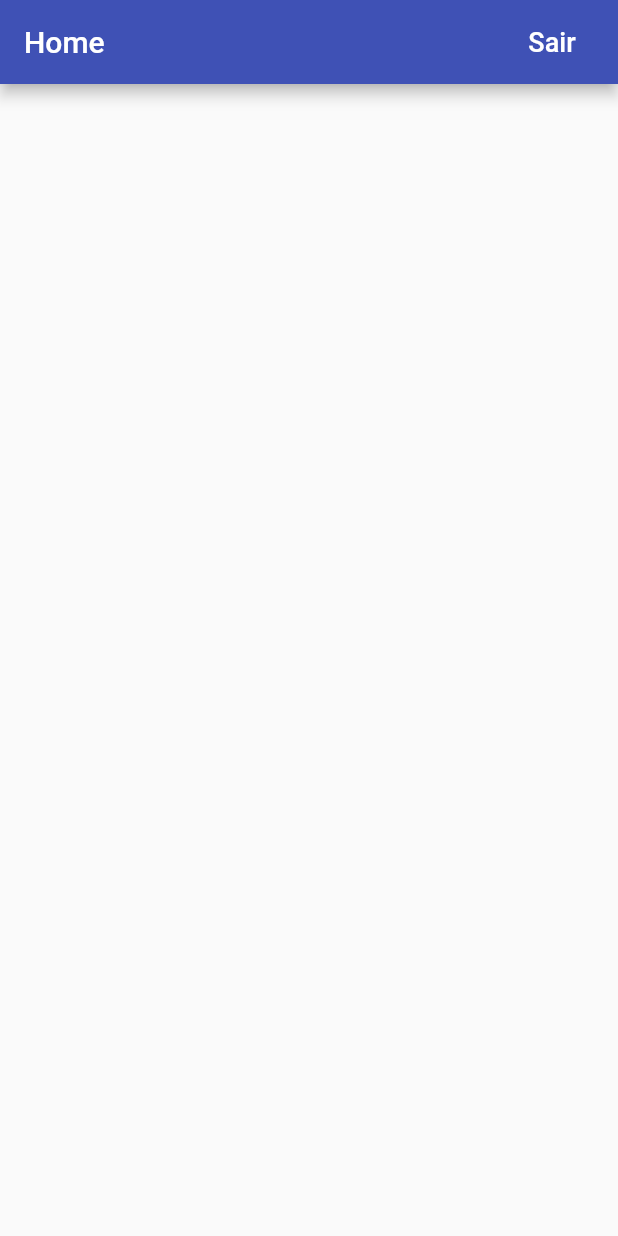
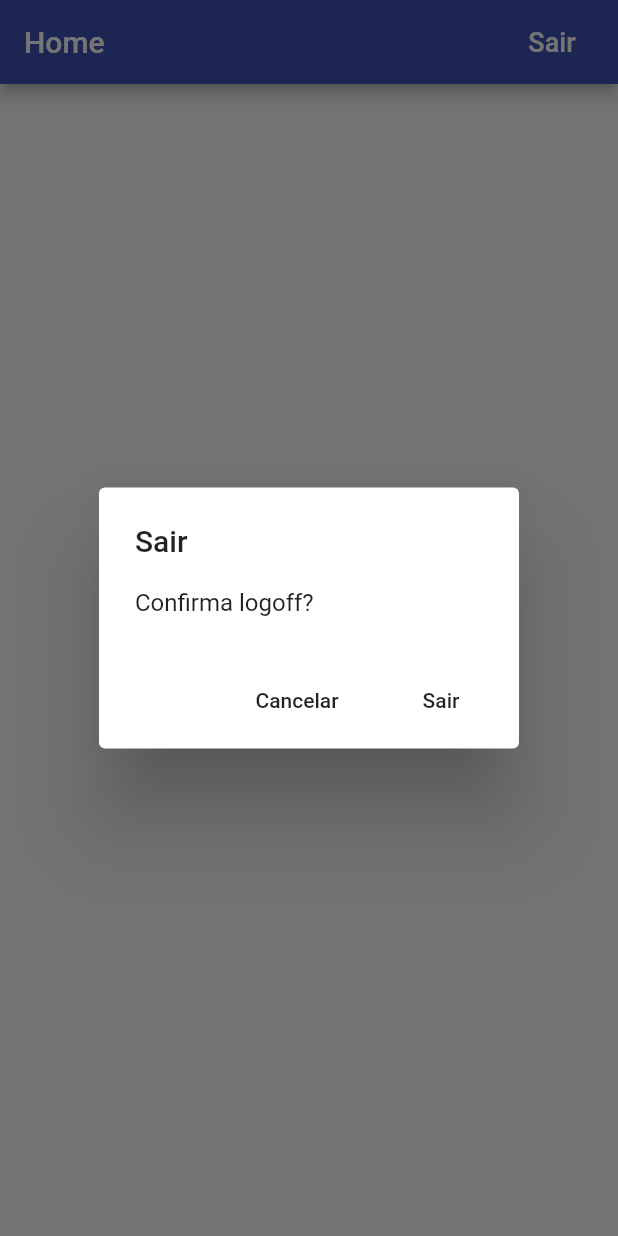
Before and after one commit to njamhour/Linkatech-TCC, a Flutter app: the screen it shows once a user with an empty profile is signed in, after a tap on "Sair", on a phone screen of 412 x 824 dp. Run offline on Flutter 3.47's test engine with Material 2 defaults, Android fonts, the phone set to English and light mode, and no system bars; our stand-ins replace firebase_auth, google_sign_in, sqflite; missing offline and left inert: flutter_facebook_login; accounts and stored records are empty.

Commit message:
Alertas e validacoes

```diff
--- a/LinkaTech-Flutter-Firebase/linkatech_ff/lib/app/home_page.dart
+++ b/LinkaTech-Flutter-Firebase/linkatech_ff/lib/app/home_page.dart
@@ -1,5 +1,6 @@
 // import 'package:firebase_auth/firebase_auth.dart';
 import 'package:flutter/material.dart';
+import 'package:linkatech_ff/common_widgets/platform_alert_dialog.dart';
 import 'package:linkatech_ff/services/auth.dart';
 
 class HomePage extends StatelessWidget {
@@ -21,6 +22,18 @@
     }
   }
 
+  Future<void> _confirmSignOut(BuildContext context) async {
+    final didRequestSignOut = await PlatformAlertDialog(
+      title: 'Sair',
+      content: 'Confirma logoff?',
+      cancelActionText: 'Cancelar',
+      defaultActionText: 'Sair',
+    ).show(context);
+    if (didRequestSignOut == true) {
+      _signOutAnonimo();
+    }
+  }
+
   @override
   Widget build(BuildContext context) {
     return Scaffold(
@@ -35,7 +48,7 @@
                 color: Colors.white,
               ),
             ),
-            onPressed: _signOutAnonimo,
+            onPressed: () => _confirmSignOut(context),
           ),
         ],
       ),
--- /dev/null
+++ b/LinkaTech-Flutter-Firebase/linkatech_ff/lib/common_widgets/platform_alert_dialog.dart
@@ -0,0 +1,97 @@
+import 'dart:io';
+
+import 'package:flutter/material.dart';
+import 'package:flutter/cupertino.dart';
+import 'package:linkatech_ff/common_widgets/platform_widget.dart';
+
+class PlatformAlertDialog extends PlatformWidget {
+  PlatformAlertDialog({
+    @required this.title,
+    @required this.content,
+    this.cancelActionText,
+    @required this.defaultActionText,
+  })  : assert(title != null),
+        assert(content != null),
+        assert(defaultActionText != null);
+  final String title;
+  final String content;
+  final String cancelActionText;
+  final String defaultActionText;
+
+  Future<bool> show(BuildContext context) async {
+    return Platform.isIOS
+        ? await showCupertinoDialog<bool>(
+            context: context,
+            builder: (context) => this,
+          )
+        : await showDialog<bool>(
+            context: context,
+            barrierDismissible: true,
+            builder: (context) => this,
+          );
+  }
+
+  @override
+  Widget buildCupertinoWidget(BuildContext context) {
+    return CupertinoAlertDialog(
+      title: Text(title),
+      content: Text(content),
+      actions: _buildActions(context),
+    );
+  }
+
+  @override
+  Widget buildMaterialWidgel(BuildContext context) {
+    return AlertDialog(
+      title: Text(title),
+      content: Text(content),
+      actions: _buildActions(context),
+    );
+  }
+
+  List<Widget> _buildActions(BuildContext context) {
+    final actions = <Widget>[];
+    if (cancelActionText != null) {
+      actions.add(
+        // PlatformAlertDialogAction(
+        FlatButton(
+          child: Text(cancelActionText),
+          onPressed: () => Navigator.of(context).pop(false),
+        ),
+      );
+    }
+    actions.add(
+      // PlatformAlertDialogAction( --- NÃO ESTA RECONHECENDO A CLASSE
+      FlatButton(
+        child: Text(defaultActionText),
+        onPressed: () => Navigator.of(context).pop(true),
+      ),
+    );
+    return actions;
+  }
+}
+
+class PlatformAlertDialogAction extends PlatformWidget {
+  PlatformAlertDialogAction(
+    this.child,
+    this.onPressed,
+  );
+  final Widget child;
+  final VoidCallback onPressed;
+
+  @override
+  Widget buildCupertinoWidget(BuildContext context) {
+    return CupertinoDialogAction(
+      child: child,
+      onPressed: onPressed,
+    );
+  }
+
+  @override
+  Widget buildMaterialWidgel(BuildContext context) {
+    return FlatButton(
+      child: child,
+      onPressed: onPressed,
+    );
+  }
+}
--- /dev/null
+++ b/LinkaTech-Flutter-Firebase/linkatech_ff/lib/common_widgets/platform_widget.dart
@@ -0,0 +1,15 @@
+import 'dart:io';
+
+import 'package:flutter/material.dart';
+
+abstract class PlatformWidget extends StatelessWidget {
+  Widget buildCupertinoWidget(BuildContext context);
+  Widget buildMaterialWidgel(BuildContext context);
+  @override
+  Widget build(BuildContext context) {
+    if (Platform.isIOS) {
+      return buildCupertinoWidget(context);
+    }
+    return buildMaterialWidgel(context);
+  }
+}
```
Also changed, not shown: LinkaTech-Flutter-Firebase/linkatech_ff/lib/app/sign_in/email_sign_in_form.dart (+9 -1 lines).
